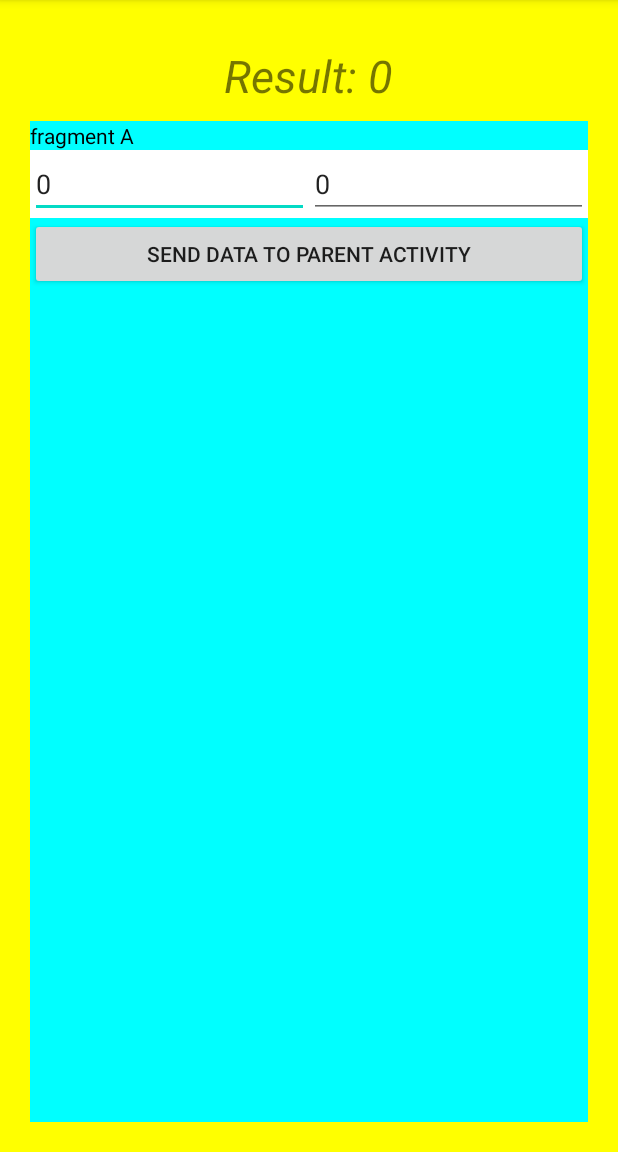
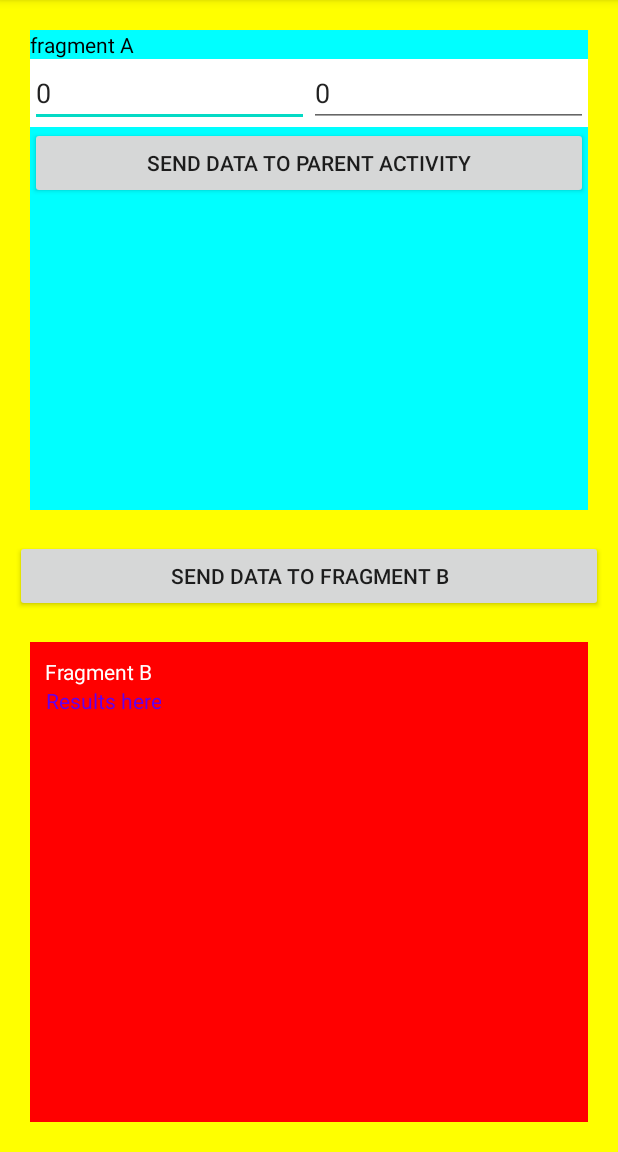
Before and after one commit to phlpmwa/fragments, an Android app: the screen it shows after launch (MainActivity), after a tap on "SEND DATA TO PARENT ACTIVITY", on a phone screen of 412 x 824 dp, the part 84-1236 px from its top. Run offline under Robolectric (Android 15) with nearby library versions, the phone set to English and light mode, and no system bars.

Commit message:
communication from one fragment to another

```diff
--- a/app/src/main/java/com/example/fragments/FragmentA.java
+++ b/app/src/main/java/com/example/fragments/FragmentA.java
@@ -5,8 +5,6 @@ import android.view.View;
 import android.view.ViewGroup;
 import android.widget.Button;
 import android.widget.EditText;
-import android.widget.TextView;
-
 import androidx.annotation.NonNull;
 import androidx.annotation.Nullable;
 import androidx.fragment.app.Fragment;
--- /dev/null
+++ b/app/src/main/java/com/example/fragments/FragmentB.java
@@ -0,0 +1,28 @@
+package com.example.fragments;
+
+import android.os.Bundle;
+import android.view.LayoutInflater;
+import android.view.View;
+import android.view.ViewGroup;
+
+import androidx.annotation.NonNull;
+import androidx.annotation.Nullable;
+import androidx.appcompat.widget.AppCompatTextView;
+import androidx.fragment.app.Fragment;
+
+public class FragmentB extends Fragment {
+    private  static final String TAG=FragmentB.class.getSimpleName();
+    private AppCompatTextView textView;
+    @Nullable
+    @Override
+    public View onCreateView(@NonNull LayoutInflater inflater, @Nullable ViewGroup container, @Nullable Bundle savedInstanceState) {
+        View view = inflater.inflate(R.layout.fragment_b, container, false);
+        textView=view.findViewById(R.id.txvResult);
+        return view ;
+    }
+    public void addTwoNumbersInFragmentB(int x, int y)
+    {
+    int result=x+y;
+    textView.setText("Result: "+result);
+    }
+}
--- a/app/src/main/java/com/example/fragments/MainActivity.java
+++ b/app/src/main/java/com/example/fragments/MainActivity.java
@@ -1,6 +1,8 @@
 package com.example.fragments;
 import android.os.Bundle;
+import android.view.View;
 import android.widget.TextView;
+import android.widget.Toast;
 
 import androidx.appcompat.app.AppCompatActivity;
 import androidx.fragment.app.FragmentManager;
@@ -9,14 +11,16 @@ import androidx.fragment.app.FragmentTransaction;
 public class MainActivity extends AppCompatActivity implements MyListener {
  public static final String TAG=MainActivity.class.getSimpleName();
    private FragmentManager manager;
-    private TextView txvResult;
+   private int firstNum;
+   private  int secondNum;
+
     @Override
     protected void onCreate(Bundle savedInstanceState) {
         super.onCreate(savedInstanceState);
         setContentView(R.layout.activity_main);
         manager=getSupportFragmentManager();
-        txvResult= findViewById(R.id.results);
         addFragmentA();
+        addFragmentB();
 
     }
     private void addFragmentA()
@@ -26,11 +30,26 @@ public class MainActivity extends AppCompatActivity implements MyListener {
     transaction.add(R.id.container, fragmentA, "fragA");
     transaction.commit();
     }
+    private void addFragmentB()
+    {
+        FragmentB fragmentB=new FragmentB();
+        FragmentTransaction transaction=manager.beginTransaction();
+        transaction.add(R.id.container2, fragmentB, "fragB");
+        transaction.commit();
+    }
 
 
     @Override
     public void addTwoNumbers(int num1, int num2) {
-    int result=num1+num2;
-    txvResult.setText("Result: "+result);
+        this.firstNum=num1;
+        this.secondNum=num2;
+        Toast.makeText(this,"data received",Toast.LENGTH_LONG).show();
+
+
+    }
+
+    public void sendDataToFragmentB(View view) {
+        FragmentB fragmentB= (FragmentB) manager.findFragmentByTag("fragB");
+        fragmentB.addTwoNumbersInFragmentB(firstNum,secondNum);
     }
 }
--- a/app/src/main/res/layout/activity_main.xml
+++ b/app/src/main/res/layout/activity_main.xml
@@ -9,21 +9,30 @@
     android:background="#FF0"
     android:id="@+id/layout"
     android:padding="10dp">
-    <androidx.appcompat.widget.AppCompatTextView
-        android:layout_width="wrap_content"
-        android:layout_height="wrap_content"
-        android:layout_gravity="center_horizontal"
-        android:text="Result"
-        android:layout_marginTop="20dp"
-        android:id="@+id/results"
-        android:textStyle="italic"
-        android:textSize="30sp"
-        />
+
     <FrameLayout
         android:layout_width="match_parent"
-        android:layout_height="match_parent"
+        android:layout_height="0dp"
+        android:layout_weight="1"
         android:id="@+id/container"
         android:layout_margin="10dp"
         android:background="#0f0"
         />
+    <Button
+        android:layout_width="match_parent"
+        android:layout_height="wrap_content"
+        android:text="send data to fragment B"
+        android:layout_marginTop="10dp"
+        android:layout_marginBottom="10dp"
+        android:onClick="sendDataToFragmentB"
+        />
+
+    <FrameLayout
+        android:layout_width="match_parent"
+        android:layout_height="0dp"
+        android:id="@+id/container2"
+        android:layout_margin="10dp"
+        android:layout_weight="1"
+        android:background="#00f"
+        />
 </LinearLayout>
--- /dev/null
+++ b/app/src/main/res/layout/fragment_b.xml
@@ -0,0 +1,24 @@
+<?xml version="1.0" encoding="utf-8"?>
+<LinearLayout xmlns:android="http://schemas.android.com/apk/res/android"
+    android:layout_width="match_parent"
+    android:layout_height="match_parent"
+    android:background="#f00"
+    android:orientation="vertical"
+    android:padding="10dp"
+    >
+
+    <androidx.appcompat.widget.AppCompatTextView
+        android:layout_width="wrap_content"
+        android:layout_height="wrap_content"
+        android:text="@string/fragment_b1"
+        android:textColor="@android:color/white" />
+    <androidx.appcompat.widget.AppCompatTextView
+        android:layout_width="wrap_content"
+        android:layout_height="wrap_content"
+        android:id="@+id/txvResult"
+        android:gravity="center_horizontal"
+        android:hint="@string/result1"
+        android:text="@string/results_here"
+        android:textColor="@color/colorPrimary"
+        />
+</LinearLayout>
--- a/app/src/main/res/values/strings.xml
+++ b/app/src/main/res/values/strings.xml
@@ -7,4 +7,7 @@
     <string name="remove_a">Remove A</string>
     <string name="remove_b">Remove B</string>
     <string name="add_b">ADD B</string>
+    <string name="fragment_b1">Fragment B</string>
+    <string name="result1">Result</string>
+    <string name="results_here">Results here</string>
 </resources>
```
